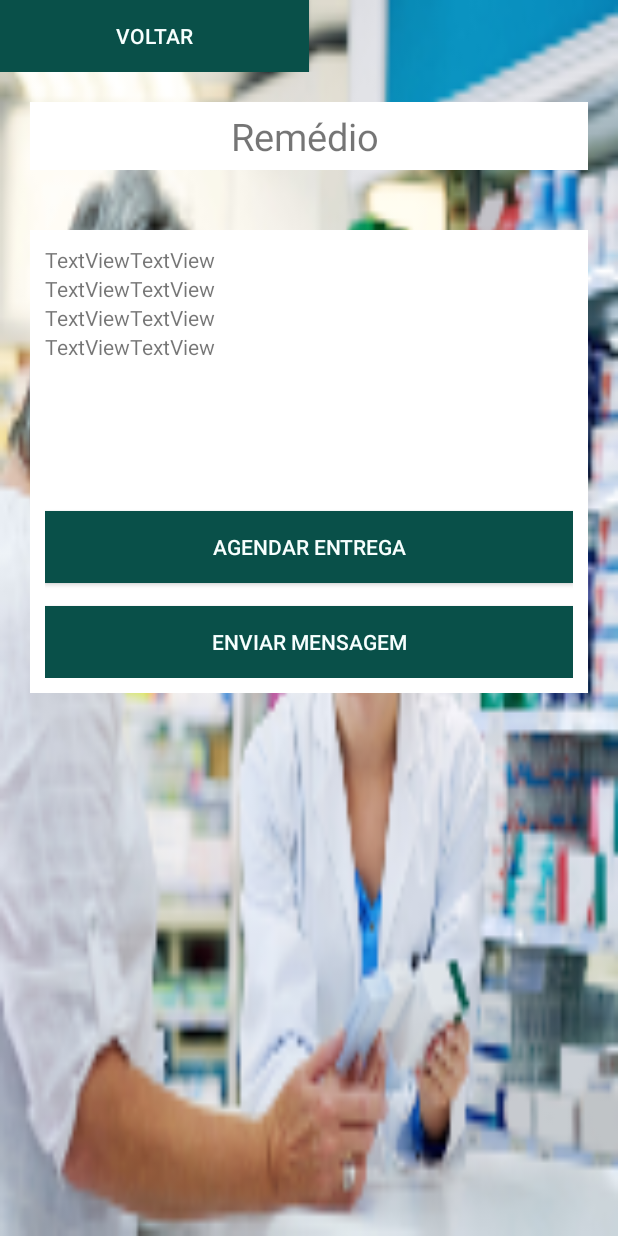
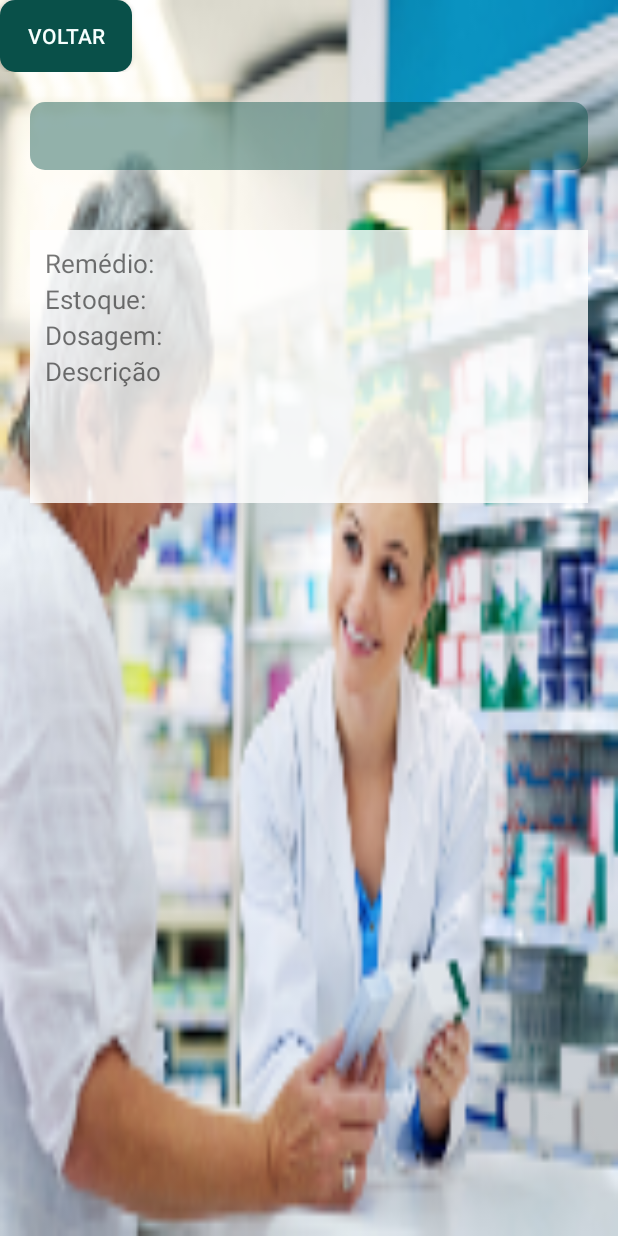
Before and after one commit to RodrigoMesquita-dev/cade_meu_remedio, an Android app: the Remedio screen opened directly, with no data from a screen before it, on a phone screen of 412 x 824 dp. Run offline under Robolectric (Android 15) with nearby library versions, the phone set to English and light mode, and no system bars.

Commit message:
commit Leandro - Modificação de telas: Buscar farmácias

```diff
--- a/app/src/main/res/layout/activity_farmacia.xml
+++ b/app/src/main/res/layout/activity_farmacia.xml
@@ -19,9 +19,8 @@
 
             <Button
                 android:id="@+id/btn_voltar_farmacia"
-                android:layout_width="0dp"
+                android:layout_width="wrap_content"
                 android:layout_height="wrap_content"
-                android:layout_weight="1"
 
                 android:background="@drawable/background_botao"
                 android:text="Voltar"
--- a/app/src/main/res/layout/activity_menu.xml
+++ b/app/src/main/res/layout/activity_menu.xml
@@ -76,15 +76,6 @@
                 android:layout_weight="1" />
 
             <Button
-                android:id="@+id/buscar_medicamentos"
-                android:layout_width="match_parent"
-                android:layout_height="wrap_content"
-                android:layout_marginTop="10dp"
-                android:background="@drawable/background_botao"
-                android:text="Buscar Medicamento"
-                android:textColor="@color/colorTextBtn" />
-
-            <Button
                 android:id="@+id/buscar_ubs"
                 android:layout_width="match_parent"
                 android:layout_height="wrap_content"
@@ -94,16 +85,6 @@
                 android:text="Buscar UBS/Farmácia"
                 android:textColor="@color/colorTextBtn" />
 
-            <Button
-                android:id="@+id/ver_mapa"
-                android:layout_width="match_parent"
-                android:layout_height="wrap_content"
-
-                android:layout_marginTop="10dp"
-                android:background="@drawable/background_botao"
-                android:text="Mapa"
-                android:textColor="@color/colorTextBtn" />
-
             <View
                 android:layout_width="0dp"
                 android:layout_height="0dp"
--- a/app/src/main/res/layout/activity_remedio.xml
+++ b/app/src/main/res/layout/activity_remedio.xml
@@ -19,12 +19,11 @@
 
             <Button
                 android:id="@+id/button5"
-                android:layout_width="0dp"
+                android:layout_width="wrap_content"
                 android:layout_height="wrap_content"
-                android:layout_weight="1"
-                android:background="@color/colorButtons"
-                android:textColor="@color/colorTextBtn"
-                android:text="Voltar" />
+                android:background="@drawable/background_botao"
+                android:text="Voltar"
+                android:textColor="@color/colorTextBtn" />
 
             <View
                 android:layout_width="0dp"
@@ -36,24 +35,22 @@
             android:id="@+id/txt_NomeFarmacia"
             android:layout_width="match_parent"
             android:layout_height="wrap_content"
-            android:text="Remédio
-"
             android:layout_margin="20dp"
-            android:textSize="25dp"
+            android:background="@drawable/background_caixa_texto"
+            android:paddingVertical="5dp"
+            android:text=""
+
             android:textAlignment="center"
-
-            android:background="#fff"
-            android:paddingVertical="5dp"/>
+            android:textSize="25dp" />
 
         <LinearLayout
             android:layout_width="match_parent"
-            android:layout_height="wrap_content"
+            android:layout_height="182dp"
             android:layout_margin="20dp"
+            android:background="#D0FFFFFF"
+
             android:orientation="vertical"
-
-            android:background="#fff"
             android:padding="10dp">
-
 
 
             <LinearLayout
@@ -63,16 +60,18 @@
 
                 <TextView
                     android:id="@+id/textView_remedio"
-                    android:layout_width="wrap_content"
+                    android:layout_width="80dp"
                     android:layout_height="wrap_content"
-                    android:text="TextView" />
+                    android:text="Remédio: "
+                    android:textSize="17sp" />
 
                 <TextView
                     android:id="@+id/textView_rem"
                     android:layout_width="wrap_content"
                     android:layout_height="wrap_content"
                     android:layout_weight="1"
-                    android:text="TextView" />
+                    android:text=""
+                    android:textSize="17sp" />
             </LinearLayout>
 
             <LinearLayout
@@ -82,16 +81,18 @@
 
                 <TextView
                     android:id="@+id/textView_estoque"
-                    android:layout_width="wrap_content"
+                    android:layout_width="80dp"
                     android:layout_height="wrap_content"
-                    android:text="TextView" />
+                    android:text="Estoque: "
+                    android:textSize="17sp" />
 
                 <TextView
                     android:id="@+id/textView_est"
                     android:layout_width="wrap_content"
                     android:layout_height="wrap_content"
                     android:layout_weight="1"
-                    android:text="TextView" />
+                    android:text=""
+                    android:textSize="17sp" />
             </LinearLayout>
 
             <LinearLayout
@@ -101,16 +102,18 @@
 
                 <TextView
                     android:id="@+id/textView_dosagem"
-                    android:layout_width="wrap_content"
+                    android:layout_width="80dp"
                     android:layout_height="wrap_content"
-                    android:text="TextView" />
+                    android:text="Dosagem: "
+                    android:textSize="17sp" />
 
                 <TextView
                     android:id="@+id/textView_dos"
                     android:layout_width="wrap_content"
                     android:layout_height="wrap_content"
                     android:layout_weight="1"
-                    android:text="TextView" />
+                    android:text=""
+                    android:textSize="17sp" />
             </LinearLayout>
 
             <LinearLayout
@@ -120,36 +123,20 @@
 
                 <TextView
                     android:id="@+id/textView_descricao"
-                    android:layout_width="wrap_content"
-                    android:layout_height="wrap_content"
-                    android:text="TextView" />
+                    android:layout_width="80dp"
+                    android:layout_height="match_parent"
+                    android:text="Descrição: "
+                    android:textSize="17sp" />
 
                 <TextView
                     android:id="@+id/textView_desc"
                     android:layout_width="wrap_content"
                     android:layout_height="wrap_content"
                     android:layout_weight="1"
-                    android:text="TextView" />
+                    android:text=""
+                    android:textSize="17sp" />
             </LinearLayout>
 
-
-            <Button
-                android:id="@+id/btn_agendar_entrega"
-                android:layout_width="match_parent"
-                android:layout_height="wrap_content"
-                android:text="Agendar Entrega"
-                android:background="@color/colorButtons"
-                android:textColor="@color/colorTextBtn"
-                android:layout_marginTop="100dp"/>
-
-            <Button
-                android:id="@+id/btn_mensagem_remedio"
-                android:layout_width="match_parent"
-                android:layout_height="wrap_content"
-                android:background="@color/colorButtons"
-                android:textColor="@color/colorTextBtn"
-                android:text="Enviar Mensagem"
-                android:layout_marginTop="15dp"/>
 
         </LinearLayout>
 
```
